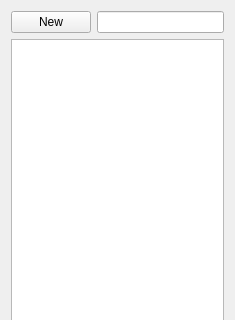
This is KEditor/ui/KESceneItemWidget.ui in King19931229/KApp as Qt 5 draws it before an edit; both pictures show x 0 to 235 and y 0 to 320 of the 235 by 635 pixel window. The edited form follows.
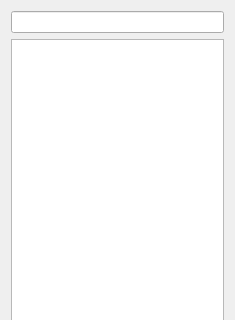
This is the edited form.

Diff of the .ui file:
```diff
--- a/KEditor/ui/KESceneItemWidget.ui
+++ b/KEditor/ui/KESceneItemWidget.ui
@@ -18,13 +18,6 @@
     <layout class="QVBoxLayout" name="verticalLayout">
      <item>
       <layout class="QHBoxLayout" name="horizontalLayout">
-       <item>
-        <widget class="QPushButton" name="m_NewBtn">
-         <property name="text">
-          <string>New</string>
-         </property>
-        </widget>
-       </item>
        <item>
         <widget class="QLineEdit" name="m_SearchEdit"/>
        </item>
```
